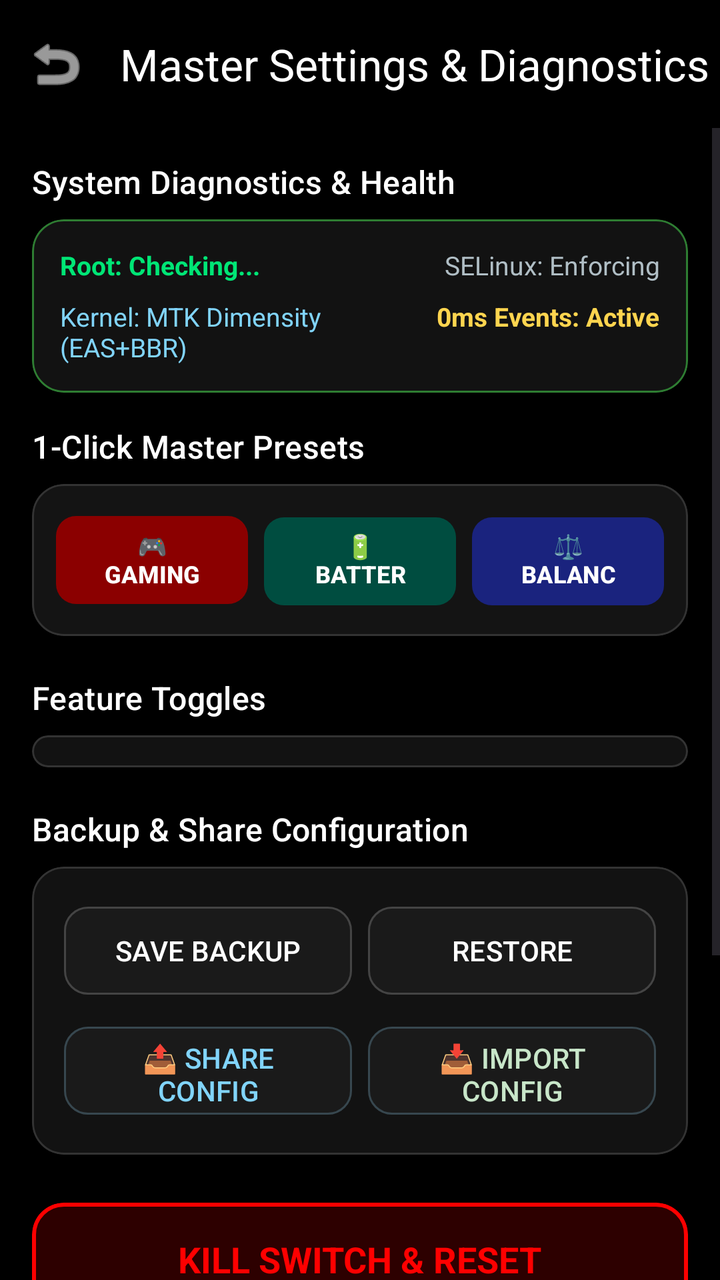
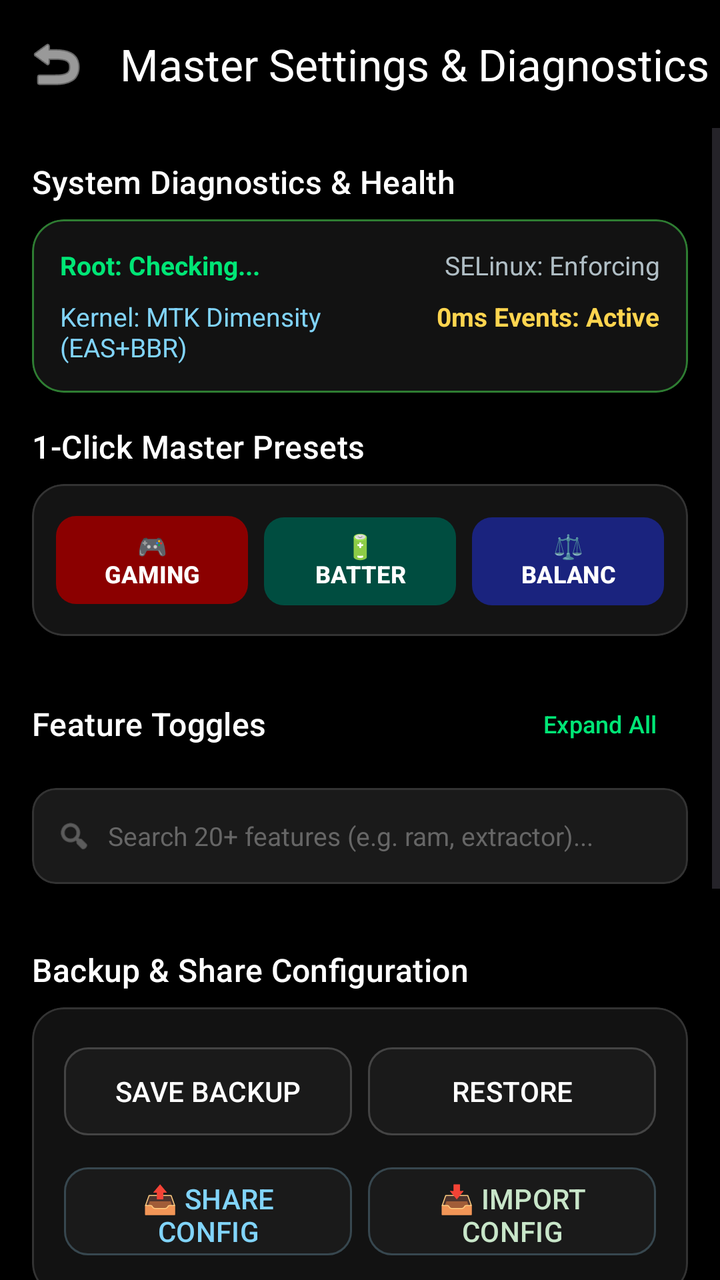

Before-and-after screenshots of an Android layout around one commit, followed by the original layout XML and the change that was made.
<!-- AndroidManifest.xml: activity theme Theme.PhoneControl -->
<!-- res/layout/activity_settings.xml -->
<?xml version="1.0" encoding="utf-8"?>
<LinearLayout xmlns:android="http://schemas.android.com/apk/res/android"
    xmlns:app="http://schemas.android.com/apk/res-auto"
    android:layout_width="match_parent"
    android:layout_height="match_parent"
    android:orientation="vertical"
    android:background="@android:color/black"
    android:fitsSystemWindows="true">

    <com.google.android.material.appbar.MaterialToolbar
        android:id="@+id/toolbarSettings"
        android:layout_width="match_parent"
        android:layout_height="?attr/actionBarSize"
        app:title="Master Settings &amp; Diagnostics"
        app:titleTextColor="@android:color/white"
        app:navigationIcon="@android:drawable/ic_menu_revert"
        app:navigationIconTint="@android:color/white" />

    <ScrollView
        android:layout_width="match_parent"
        android:layout_height="match_parent">

        <LinearLayout
            android:layout_width="match_parent"
            android:layout_height="wrap_content"
            android:orientation="vertical"
            android:padding="16dp">

            
            <TextView
                android:layout_width="wrap_content"
                android:layout_height="wrap_content"
                android:text="System Diagnostics &amp; Health"
                android:textColor="@android:color/white"
                android:textAppearance="@style/TextAppearance.Material3.TitleMedium"
                android:layout_marginBottom="8dp" />

            <com.google.android.material.card.MaterialCardView
                android:layout_width="match_parent"
                android:layout_height="wrap_content"
                android:layout_marginBottom="16dp"
                app:cardCornerRadius="16dp"
                app:cardBackgroundColor="#121212"
                app:strokeWidth="1dp"
                app:strokeColor="#2E7D32">

                <LinearLayout
                    android:layout_width="match_parent"
                    android:layout_height="wrap_content"
                    android:orientation="vertical"
                    android:padding="14dp">

                    <LinearLayout
                        android:layout_width="match_parent"
                        android:layout_height="wrap_content"
                        android:orientation="horizontal">

                        <TextView
                            android:id="@+id/tvDiagRoot"
                            android:layout_width="0dp"
                            android:layout_height="wrap_content"
                            android:layout_weight="1"
                            android:text="Root: Checking..."
                            android:textColor="#00E676"
                            android:textSize="13sp"
                            android:textStyle="bold" />

                        <TextView
                            android:id="@+id/tvDiagSelinux"
                            android:layout_width="wrap_content"
                            android:layout_height="wrap_content"
                            android:text="SELinux: Enforcing"
                            android:textColor="#B0BEC5"
                            android:textSize="13sp" />
                    </LinearLayout>

                    <LinearLayout
                        android:layout_width="match_parent"
                        android:layout_height="wrap_content"
                        android:orientation="horizontal"
                        android:layout_marginTop="8dp">

                        <TextView
                            android:id="@+id/tvDiagKernel"
                            android:layout_width="0dp"
                            android:layout_height="wrap_content"
                            android:layout_weight="1"
                            android:text="Kernel: MTK Dimensity (EAS+BBR)"
                            android:textColor="#81D4FA"
                            android:textSize="13sp" />

                        <TextView
                            android:id="@+id/tvDiagEventEngine"
                            android:layout_width="wrap_content"
                            android:layout_height="wrap_content"
                            android:text="0ms Events: Active"
                            android:textColor="#FFD54F"
                            android:textSize="13sp"
                            android:textStyle="bold" />
                    </LinearLayout>
                </LinearLayout>
            </com.google.android.material.card.MaterialCardView>

            
            <TextView
                android:layout_width="wrap_content"
                android:layout_height="wrap_content"
                android:text="1-Click Master Presets"
                android:textColor="@android:color/white"
                android:textAppearance="@style/TextAppearance.Material3.TitleMedium"
                android:layout_marginBottom="8dp" />

            <com.google.android.material.card.MaterialCardView
                android:layout_width="match_parent"
                android:layout_height="wrap_content"
                android:layout_marginBottom="20dp"
                app:cardCornerRadius="16dp"
                app:cardBackgroundColor="#141414"
                app:strokeWidth="1dp"
                app:strokeColor="#333333">

                <LinearLayout
                    android:layout_width="match_parent"
                    android:layout_height="wrap_content"
                    android:orientation="vertical"
                    android:padding="12dp">

                    <LinearLayout
                        android:layout_width="match_parent"
                        android:layout_height="wrap_content"
                        android:orientation="horizontal">

                        <Button
                            android:id="@+id/btnPresetGaming"
                            android:layout_width="0dp"
                            android:layout_height="52dp"
                            android:layout_weight="1"
                            android:layout_marginEnd="4dp"
                            android:text="🎮 GAMING"
                            android:textSize="12sp"
                            android:textStyle="bold"
                            android:textColor="@android:color/white"
                            app:backgroundTint="#8B0000"
                            app:cornerRadius="10dp" />

                        <Button
                            android:id="@+id/btnPresetBattery"
                            android:layout_width="0dp"
                            android:layout_height="52dp"
                            android:layout_weight="1"
                            android:layout_marginStart="4dp"
                            android:layout_marginEnd="4dp"
                            android:text="🔋 BATTERY"
                            android:textSize="12sp"
                            android:textStyle="bold"
                            android:textColor="@android:color/white"
                            app:backgroundTint="#004D40"
                            app:cornerRadius="10dp" />

                        <Button
                            android:id="@+id/btnPresetBalance"
                            android:layout_width="0dp"
                            android:layout_height="52dp"
                            android:layout_weight="1"
                            android:layout_marginStart="4dp"
                            android:text="⚖️ BALANCE"
                            android:textSize="12sp"
                            android:textStyle="bold"
                            android:textColor="@android:color/white"
                            app:backgroundTint="#1A237E"
                            app:cornerRadius="10dp" />
                    </LinearLayout>
                </LinearLayout>
            </com.google.android.material.card.MaterialCardView>

            
            <TextView
                android:layout_width="wrap_content"
                android:layout_height="wrap_content"
                android:text="Feature Toggles"
                android:textColor="@android:color/white"
                android:textAppearance="@style/TextAppearance.Material3.TitleMedium"
                android:layout_marginBottom="8dp" />

            <com.google.android.material.card.MaterialCardView
                android:layout_width="match_parent"
                android:layout_height="wrap_content"
                android:layout_marginBottom="20dp"
                app:cardCornerRadius="16dp"
                app:cardBackgroundColor="#121212"
                app:strokeWidth="1dp"
                app:strokeColor="#333333">

                <LinearLayout
                    android:id="@+id/layoutToggleContainer"
                    android:layout_width="match_parent"
                    android:layout_height="wrap_content"
                    android:orientation="vertical"
                    android:padding="8dp" />
            </com.google.android.material.card.MaterialCardView>

            
            <TextView
                android:layout_width="wrap_content"
                android:layout_height="wrap_content"
                android:text="Backup &amp; Share Configuration"
                android:textColor="@android:color/white"
                android:textAppearance="@style/TextAppearance.Material3.TitleMedium"
                android:layout_marginBottom="8dp" />

            <com.google.android.material.card.MaterialCardView
                android:layout_width="match_parent"
                android:layout_height="wrap_content"
                android:layout_marginBottom="24dp"
                app:cardCornerRadius="16dp"
                app:cardBackgroundColor="#121212"
                app:strokeWidth="1dp"
                app:strokeColor="#333333">

                <LinearLayout
                    android:layout_width="match_parent"
                    android:layout_height="wrap_content"
                    android:orientation="vertical"
                    android:padding="16dp">

                    <LinearLayout
                        android:layout_width="match_parent"
                        android:layout_height="wrap_content"
                        android:orientation="horizontal">

                        <Button
                            android:id="@+id/btnBackup"
                            android:layout_width="0dp"
                            android:layout_height="52dp"
                            android:layout_weight="1"
                            android:layout_marginEnd="4dp"
                            android:text="SAVE BACKUP"
                            app:cornerRadius="12dp"
                            android:backgroundTint="#1A1A1A"
                            android:textColor="@android:color/white"
                            app:strokeWidth="1dp"
                            app:strokeColor="#444444" />

                        <Button
                            android:id="@+id/btnRestore"
                            android:layout_width="0dp"
                            android:layout_height="52dp"
                            android:layout_weight="1"
                            android:layout_marginStart="4dp"
                            android:text="RESTORE"
                            app:cornerRadius="12dp"
                            android:backgroundTint="#1A1A1A"
                            android:textColor="@android:color/white"
                            app:strokeWidth="1dp"
                            app:strokeColor="#444444" />
                    </LinearLayout>

                    <LinearLayout
                        android:layout_width="match_parent"
                        android:layout_height="wrap_content"
                        android:orientation="horizontal"
                        android:layout_marginTop="8dp">

                        <Button
                            android:id="@+id/btnShareConfig"
                            android:layout_width="0dp"
                            android:layout_height="52dp"
                            android:layout_weight="1"
                            android:layout_marginEnd="4dp"
                            android:text="📤 SHARE CONFIG"
                            app:cornerRadius="12dp"
                            android:backgroundTint="#1A1A1A"
                            android:textColor="#81D4FA"
                            app:strokeWidth="1dp"
                            app:strokeColor="#37474F" />

                        <Button
                            android:id="@+id/btnImportConfig"
                            android:layout_width="0dp"
                            android:layout_height="52dp"
                            android:layout_weight="1"
                            android:layout_marginStart="4dp"
                            android:text="📥 IMPORT CONFIG"
                            app:cornerRadius="12dp"
                            android:backgroundTint="#1A1A1A"
                            android:textColor="#C8E6C9"
                            app:strokeWidth="1dp"
                            app:strokeColor="#37474F" />
                    </LinearLayout>
                </LinearLayout>
            </com.google.android.material.card.MaterialCardView>

            
            <com.google.android.material.card.MaterialCardView
                android:layout_width="match_parent"
                android:layout_height="wrap_content"
                android:layout_marginBottom="32dp"
                app:cardCornerRadius="16dp"
                app:cardBackgroundColor="#2D0000"
                app:strokeWidth="2dp"
                app:strokeColor="#FF0000">

                <LinearLayout
                    android:layout_width="match_parent"
                    android:layout_height="wrap_content"
                    android:orientation="vertical"
                    android:padding="16dp"
                    android:gravity="center">

                    <TextView
                        android:layout_width="wrap_content"
                        android:layout_height="wrap_content"
                        android:text="KILL SWITCH &amp; RESET"
                        android:textColor="#FF0000"
                        android:textSize="18sp"
                        android:textStyle="bold" />

                    <TextView
                        android:layout_width="wrap_content"
                        android:layout_height="wrap_content"
                        android:text="Instantly revert all system changes and reset preferences to default."
                        android:textColor="#FF8888"
                        android:textSize="12sp"
                        android:gravity="center"
                        android:layout_marginTop="4dp" />

                    <Button
                        android:id="@+id/btnKillSwitch"
                        android:layout_width="match_parent"
                        android:layout_height="52dp"
                        android:layout_marginTop="14dp"
                        android:text="REVERT ALL MODIFICATIONS"
                        android:textColor="@android:color/white"
                        app:backgroundTint="#FF0000"
                        app:cornerRadius="12dp" />

                    <Button
                        android:id="@+id/btnSafeUninstall"
                        android:layout_width="match_parent"
                        android:layout_height="52dp"
                        android:layout_marginTop="8dp"
                        android:text="SAFE UNINSTALL"
                        android:textColor="#FF0000"
                        app:backgroundTint="#1A0000"
                        app:strokeWidth="1dp"
                        app:strokeColor="#FF0000"
                        app:cornerRadius="12dp" />
                </LinearLayout>
            </com.google.android.material.card.MaterialCardView>

        </LinearLayout>
    </ScrollView>
</LinearLayout>
<!-- resources referenced by this layout -->
<resources>
  <style name="Theme.PhoneControl" parent="Theme.Material3.DayNight.NoActionBar">
          
          <item name="colorPrimary">@color/purple_500</item>
          <item name="colorPrimaryVariant">@color/purple_700</item>
          <item name="colorOnPrimary">@color/white</item>
          
          <item name="colorSecondary">@color/teal_200</item>
          <item name="colorSecondaryVariant">@color/teal_700</item>
          <item name="colorOnSecondary">@color/black</item>
          
          <item name="android:statusBarColor">@android:color/black</item>
          <item name="android:windowLightStatusBar" tools:targetApi="m">false</item>
          
          
          
      </style>
  <color name="purple_500">#FF6200EE</color>
  <color name="purple_700">#FF3700B3</color>
  <color name="white">#FFFFFFFF</color>
  <color name="teal_200">#FF03DAC5</color>
  <color name="teal_700">#FF018786</color>
  <color name="black">#FF000000</color>
</resources>

<!-- the commit's change to res/layout/activity_settings.xml (unified diff, before → after) -->
@@ -174,30 +174,77 @@
             </com.google.android.material.card.MaterialCardView>
 
             
-            <TextView
-                android:layout_width="wrap_content"
-                android:layout_height="wrap_content"
-                android:text="Feature Toggles"
-                android:textColor="@android:color/white"
-                android:textAppearance="@style/TextAppearance.Material3.TitleMedium"
-                android:layout_marginBottom="8dp" />
-
+            <LinearLayout
+                android:layout_width="match_parent"
+                android:layout_height="wrap_content"
+                android:orientation="horizontal"
+                android:gravity="center_vertical"
+                android:layout_marginBottom="8dp">
+
+                <TextView
+                    android:layout_width="0dp"
+                    android:layout_height="wrap_content"
+                    android:layout_weight="1"
+                    android:text="Feature Toggles"
+                    android:textColor="@android:color/white"
+                    android:textAppearance="@style/TextAppearance.Material3.TitleMedium" />
+
+                <com.google.android.material.button.MaterialButton
+                    android:id="@+id/btnToggleExpandAll"
+                    style="@style/Widget.Material3.Button.TextButton"
+                    android:layout_width="wrap_content"
+                    android:layout_height="wrap_content"
+                    android:text="Expand All"
+                    android:textColor="#00E676"
+                    android:textSize="12sp"
+                    android:paddingHorizontal="8dp" />
+            </LinearLayout>
+
+            
             <com.google.android.material.card.MaterialCardView
                 android:layout_width="match_parent"
-                android:layout_height="wrap_content"
-                android:layout_marginBottom="20dp"
-                app:cardCornerRadius="16dp"
-                app:cardBackgroundColor="#121212"
+                android:layout_height="48dp"
+                android:layout_marginBottom="12dp"
+                app:cardCornerRadius="12dp"
+                app:cardBackgroundColor="#1A1A1A"
                 app:strokeWidth="1dp"
                 app:strokeColor="#333333">
 
                 <LinearLayout
-                    android:id="@+id/layoutToggleContainer"
                     android:layout_width="match_parent"
-                    android:layout_height="wrap_content"
-                    android:orientation="vertical"
-                    android:padding="8dp" />
+                    android:layout_height="match_parent"
+                    android:gravity="center_vertical"
+                    android:orientation="horizontal"
+                    android:paddingHorizontal="12dp">
+
+                    <ImageView
+                        android:layout_width="18dp"
+                        android:layout_height="18dp"
+                        android:src="@android:drawable/ic_menu_search"
+                        app:tint="#888888" />
+
+                    <EditText
+                        android:id="@+id/etSearchFeatures"
+                        android:layout_width="match_parent"
+                        android:layout_height="match_parent"
+                        android:layout_marginStart="8dp"
+                        android:background="@null"
+                        android:hint="Search 20+ features (e.g. ram, extractor)..."
+                        android:textColor="@android:color/white"
+                        android:textColorHint="#666666"
+                        android:textSize="13sp"
+                        android:inputType="textFilter"
+                        android:imeOptions="actionDone"
+                        android:singleLine="true" />
+                </LinearLayout>
             </com.google.android.material.card.MaterialCardView>
+
+            <LinearLayout
+                android:id="@+id/layoutToggleContainer"
+                android:layout_width="match_parent"
+                android:layout_height="wrap_content"
+                android:orientation="vertical"
+                android:layout_marginBottom="20dp" />
 
             
             <TextView
